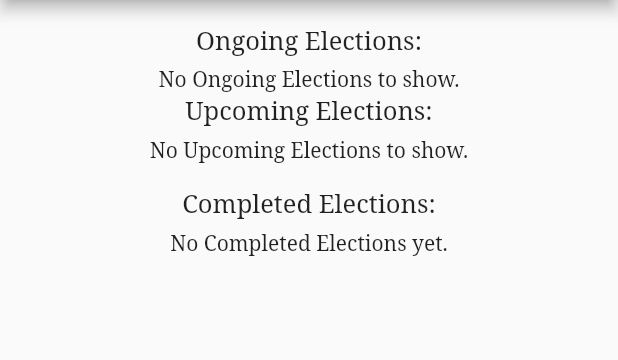
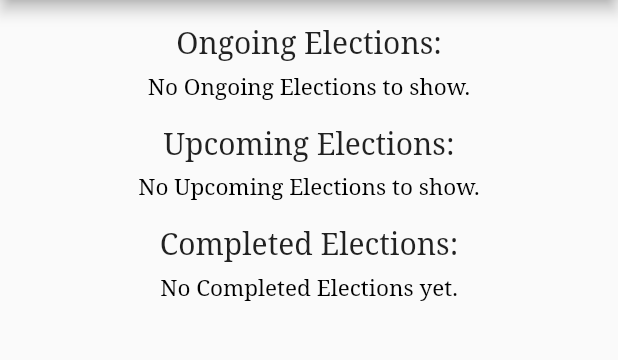
Before and after one commit to harshoo3/Online-Voting-Application, a Flutter app: the Elections screen opened directly with empty values, on a phone screen of 412 x 824 dp, the part 84-444 px from its top. Run offline on Flutter 3.47's test engine with Material 2 defaults, Android fonts, the phone set to English and light mode, and no system bars; our stand-ins replace cloud_firestore, date_field, firebase_auth, firebase_storage, flutter_spinkit, image_picker and 3 more; missing offline and left inert: flutter_statusbarcolor, smart_select; accounts and stored records are empty; statements that could not run were skipped.

Commit message:
candidate winner done

```diff
--- a/lib/screens/elections/candidates/addImage.dart
+++ b/lib/screens/elections/candidates/addImage.dart
@@ -82,6 +82,9 @@ class _AddImageState extends State<AddImage> {
   Widget build(BuildContext context) {
     return uploading ? Loading():Scaffold(
       appBar: AppBar(
+        backgroundColor: Colors.black,
+        centerTitle: true,
+        foregroundColor: Colors.white,
         title: Text('Add Party logo'),
         leading: IconButton(
           icon: Icon(Icons.arrow_back, color: Colors.white),
@@ -96,7 +99,7 @@ class _AddImageState extends State<AddImage> {
               });
               uploadFile().whenComplete(() => Navigator.of(context).pop(true));
             },
-            child: Text('upload'))
+            child: Text('upload',style: TextStyle(color: Colors.white),))
         ],
       ),
       body: Stack(
--- a/lib/screens/elections/elections.dart
+++ b/lib/screens/elections/elections.dart
@@ -124,24 +124,34 @@ class _ElectionsState extends State<Elections> {
               Text(
                 'Ongoing Elections:',
                 style: TextStyle(
-                    fontSize: 17
+                    fontSize: 20
                 ),
               ),
               SizedBox(height: 5,),
-              ongoingELectionList.length==0?Text('No Ongoing Elections to show.'):SizedBox(),
+              ongoingELectionList.length==0?Text('No Ongoing Elections to show.',
+                style: TextStyle(
+                  fontSize: 15,
+                  color: Colors.black,
+                ),
+              ):SizedBox(),
               Column(
                 children:
                   ongoingELectionList.map((e) => ElectionWidget(election : e,user:user)).toList(),
               ),
-              // SizedBox(height: 15,),
+              SizedBox(height: 15,),
               Text(
                 'Upcoming Elections:',
                 style: TextStyle(
-                    fontSize: 17
+                    fontSize: 20
                 ),
               ),
               SizedBox(height: 5,),
-              upcomingELectionList.length==0?Text('No Upcoming Elections to show.'):SizedBox(),
+              upcomingELectionList.length==0?Text('No Upcoming Elections to show.',
+                style: TextStyle(
+                  fontSize: 15,
+                  color: Colors.black,
+                ),
+              ):SizedBox(),
               Column(
                 children:
                 upcomingELectionList.map((e) => ElectionWidget(election : e,user:user)).toList(),
@@ -150,11 +160,16 @@ class _ElectionsState extends State<Elections> {
               Text(
                 'Completed Elections:',
                 style: TextStyle(
-                  fontSize: 17
+                  fontSize: 20
                 ),
               ),
               SizedBox(height: 5,),
-              completedELectionList.length==0?Text('No Completed Elections yet.'):SizedBox(),
+              completedELectionList.length==0?Text('No Completed Elections yet.',
+                style: TextStyle(
+                  fontSize: 15,
+                  color: Colors.black,
+                ),
+              ):SizedBox(),
               Column(
                 children:
                 completedELectionList.map((e) => ElectionWidget(election : e,user:user)).toList() ,
--- a/lib/services/auth.dart
+++ b/lib/services/auth.dart
@@ -88,7 +88,6 @@ class AuthService{
       dynamic result = await _auth.createUserWithEmailAndPassword(email: email, password: password);
       FirebaseUser user = result;
 
-
       await DatabaseService(uid : user.uid).setUserData(name:name, email:email,dateOfBirth:dateOfBirth,mobileNo:mobileNo,userType:userType,orgName:orgName,electionCount:electionCount);
 
       return _userFromFirebaseUser(user);
```
Also changed, not shown: lib/screens/elections/candidates/addManifesto.dart (+11 -10 lines), lib/screens/elections/candidates/electionScreenCan.dart (+75 -11 lines), lib/screens/elections/electionScreenStats.dart (+23 -1 lines), lib/screens/elections/organisations/createElection.dart (+9 -9 lines), lib/screens/elections/organisations/electionScreenOrg.dart (+9 -8 lines), lib/screens/elections/voters/electionScreenVot.dart (+6 -2 lines).
